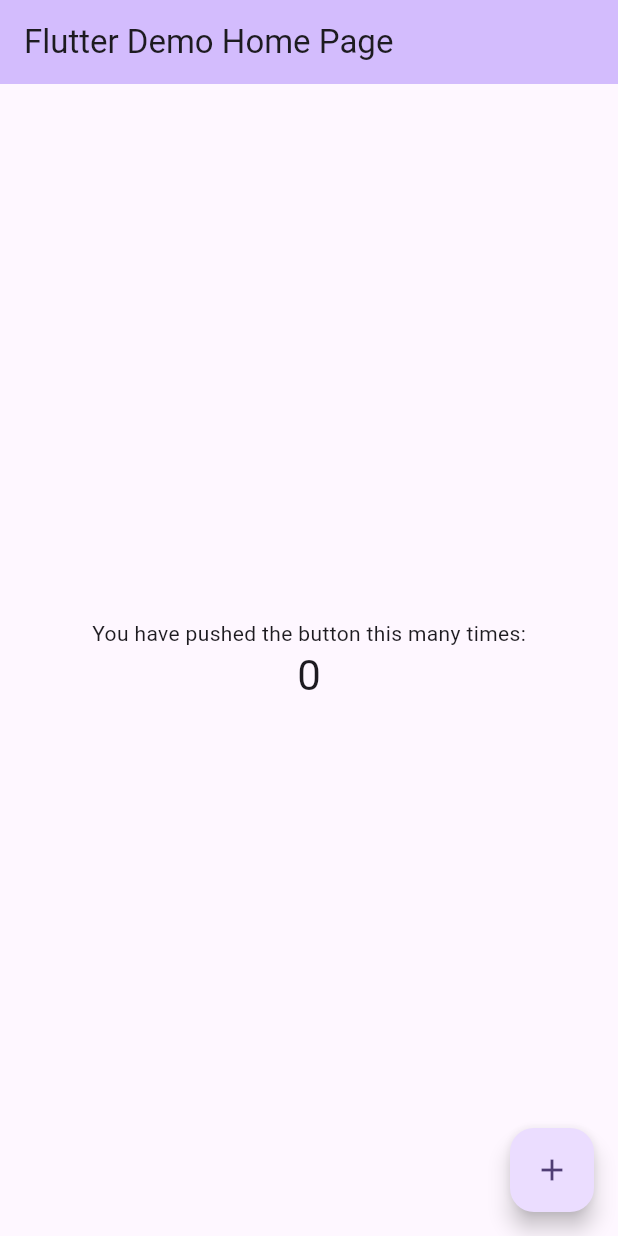
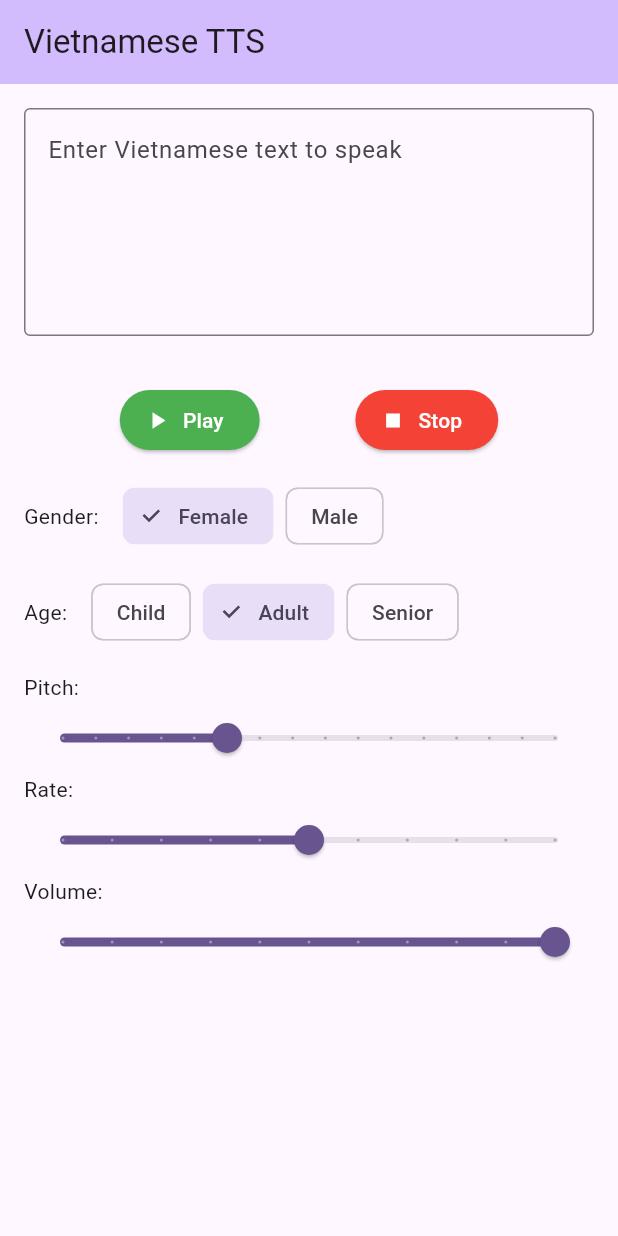
Before and after one commit to vanhoan01/tts-voices, a Flutter app: the screen it shows after launch, on a phone screen of 412 x 824 dp. Run offline on Flutter 3.47's test engine with Material 3 defaults, Android fonts, the phone set to English and light mode, and no system bars; our stand-ins replace flutter_tts.

Commit message:
Phase 1: TTS Standard Voice

```diff
--- a/example/lib/main.dart
+++ b/example/lib/main.dart
@@ -1,4 +1,5 @@
 import 'package:flutter/material.dart';
+import 'package:tts_voices/tts_voices.dart';
 
 void main() {
   runApp(const MyApp());
@@ -7,116 +8,298 @@ void main() {
 class MyApp extends StatelessWidget {
   const MyApp({super.key});
 
-  // This widget is the root of your application.
   @override
   Widget build(BuildContext context) {
     return MaterialApp(
-      title: 'Flutter Demo',
+      title: 'Vietnamese TTS',
+      debugShowCheckedModeBanner: false,
       theme: ThemeData(
-        // This is the theme of your application.
-        //
-        // TRY THIS: Try running your application with "flutter run". You'll see
-        // the application has a purple toolbar. Then, without quitting the app,
-        // try changing the seedColor in the colorScheme below to Colors.green
-        // and then invoke "hot reload" (save your changes or press the "hot
-        // reload" button in a Flutter-supported IDE, or press "r" if you used
-        // the command line to start the app).
-        //
-        // Notice that the counter didn't reset back to zero; the application
-        // state is not lost during the reload. To reset the state, use hot
-        // restart instead.
-        //
-        // This works for code too, not just values: Most code changes can be
-        // tested with just a hot reload.
         colorScheme: ColorScheme.fromSeed(seedColor: Colors.deepPurple),
+        useMaterial3: true,
       ),
-      home: const MyHomePage(title: 'Flutter Demo Home Page'),
+      home: const TtsVoiceDemo(),
     );
   }
 }
 
-class MyHomePage extends StatefulWidget {
-  const MyHomePage({super.key, required this.title});
-
-  // This widget is the home page of your application. It is stateful, meaning
-  // that it has a State object (defined below) that contains fields that affect
-  // how it looks.
-
-  // This class is the configuration for the state. It holds the values (in this
-  // case the title) provided by the parent (in this case the App widget) and
-  // used by the build method of the State. Fields in a Widget subclass are
-  // always marked "final".
-
-  final String title;
+class TtsVoiceDemo extends StatefulWidget {
+  const TtsVoiceDemo({super.key});
 
   @override
-  State<MyHomePage> createState() => _MyHomePageState();
+  State<TtsVoiceDemo> createState() => _TtsVoiceDemoState();
 }
 
-class _MyHomePageState extends State<MyHomePage> {
-  int _counter = 0;
+class _TtsVoiceDemoState extends State<TtsVoiceDemo> {
+  final VietnameseTts _tts = VietnameseTts();
+  final TextEditingController _textController = TextEditingController();
 
-  void _incrementCounter() {
+  // Voice configuration
+  String _gender = 'female';
+  String _age = 'adult';
+  double _pitch = 1.0;
+  double _rate = 0.5;
+  double _volume = 1.0;
+
+  String _statusMessage = '';
+
+  TtsState get ttsState => _tts.ttsState;
+
+  @override
+  void initState() {
+    super.initState();
+    _tts.onStateChanged = () {
+      setState(() {}); // Update the UI when TTS state changes
+    };
+    _checkTtsAvailability();
+  }
+
+  Future<void> _checkTtsAvailability() async {
+    bool isAvailable = await _tts.isVietnameseAvailable();
+
+    String status;
+    if (isAvailable) {
+      status = '';
+    } else {
+      final defaultVoice = await _tts.getDefaultVoice();
+      final fallbackLang =
+          defaultVoice['locale'] ??
+          defaultVoice['language'] ??
+          defaultVoice['name'] ??
+          'unknown';
+      status = 'Vietnamese TTS unavailable, using $fallbackLang instead.';
+    }
+
     setState(() {
-      // This call to setState tells the Flutter framework that something has
-      // changed in this State, which causes it to rerun the build method below
-      // so that the display can reflect the updated values. If we changed
-      // _counter without calling setState(), then the build method would not be
-      // called again, and so nothing would appear to happen.
-      _counter++;
+      _statusMessage = status;
     });
   }
 
   @override
+  void dispose() {
+    _tts.dispose();
+    _textController.dispose();
+    super.dispose();
+  }
+
+  void _speak() async {
+    final config = VoiceConfig(
+      gender: _gender,
+      age: _age,
+      pitch: _pitch,
+      rate: _rate,
+      volume: _volume,
+    );
+
+    try {
+      await _tts.speak(_textController.text, config);
+    } catch (e) {
+      debugPrint("Error: $e");
+    }
+  }
+
+  void _stop() async {
+    await _tts.stop();
+  }
+
+  void _pause() async {
+    await _tts.pause();
+  }
+
+  @override
   Widget build(BuildContext context) {
-    // This method is rerun every time setState is called, for instance as done
-    // by the _incrementCounter method above.
-    //
-    // The Flutter framework has been optimized to make rerunning build methods
-    // fast, so that you can just rebuild anything that needs updating rather
-    // than having to individually change instances of widgets.
     return Scaffold(
       appBar: AppBar(
-        // TRY THIS: Try changing the color here to a specific color (to
-        // Colors.amber, perhaps?) and trigger a hot reload to see the AppBar
-        // change color while the other colors stay the same.
+        title: const Text('Vietnamese TTS'),
         backgroundColor: Theme.of(context).colorScheme.inversePrimary,
-        // Here we take the value from the MyHomePage object that was created by
-        // the App.build method, and use it to set our appbar title.
-        title: Text(widget.title),
       ),
-      body: Center(
-        // Center is a layout widget. It takes a single child and positions it
-        // in the middle of the parent.
-        child: Column(
-          // Column is also a layout widget. It takes a list of children and
-          // arranges them vertically. By default, it sizes itself to fit its
-          // children horizontally, and tries to be as tall as its parent.
-          //
-          // Column has various properties to control how it sizes itself and
-          // how it positions its children. Here we use mainAxisAlignment to
-          // center the children vertically; the main axis here is the vertical
-          // axis because Columns are vertical (the cross axis would be
-          // horizontal).
-          //
-          // TRY THIS: Invoke "debug painting" (choose the "Toggle Debug Paint"
-          // action in the IDE, or press "p" in the console), to see the
-          // wireframe for each widget.
-          mainAxisAlignment: MainAxisAlignment.center,
-          children: <Widget>[
-            const Text('You have pushed the button this many times:'),
-            Text(
-              '$_counter',
-              style: Theme.of(context).textTheme.headlineMedium,
-            ),
-          ],
+      body: SingleChildScrollView(
+        child: Padding(
+          padding: const EdgeInsets.all(16.0),
+          child: Column(
+            crossAxisAlignment: CrossAxisAlignment.stretch,
+            children: [
+              // Text input
+              TextField(
+                controller: _textController,
+                maxLines: 5,
+                decoration: const InputDecoration(
+                  border: OutlineInputBorder(),
+                  hintText: 'Enter Vietnamese text to speak',
+                ),
+                onTapOutside: (event) => FocusScope.of(context).unfocus(),
+              ),
+              const SizedBox(height: 16),
+
+              // Status message
+              if (_statusMessage.isNotEmpty)
+                Container(
+                  padding: const EdgeInsets.all(8.0),
+                  color: Colors.grey[200],
+                  child: Text(
+                    _statusMessage,
+                    style: const TextStyle(fontWeight: FontWeight.bold),
+                  ),
+                ),
+              const SizedBox(height: 16),
+
+              // Control buttons
+              Row(
+                mainAxisAlignment: MainAxisAlignment.spaceEvenly,
+                children: [
+                  ttsState == TtsState.playing || ttsState == TtsState.continued
+                      ? ElevatedButton.icon(
+                        onPressed: _pause,
+                        icon: const Icon(Icons.pause),
+                        label: const Text('Pause'),
+                        style: ElevatedButton.styleFrom(
+                          backgroundColor: Colors.orange,
+                          foregroundColor: Colors.white,
+                        ),
+                      )
+                      : ElevatedButton.icon(
+                        onPressed: _speak,
+                        icon: const Icon(Icons.play_arrow),
+                        label: const Text('Play'),
+                        style: ElevatedButton.styleFrom(
+                          backgroundColor: Colors.green,
+                          foregroundColor: Colors.white,
+                        ),
+                      ),
+                  ElevatedButton.icon(
+                    onPressed: _stop,
+                    icon: const Icon(Icons.stop),
+                    label: const Text('Stop'),
+                    style: ElevatedButton.styleFrom(
+                      backgroundColor: Colors.red,
+                      foregroundColor: Colors.white,
+                    ),
+                  ),
+                ],
+              ),
+              const SizedBox(height: 16),
+
+              // Gender selection
+              Row(
+                children: [
+                  const Text('Gender:'),
+                  const SizedBox(width: 16),
+                  ChoiceChip(
+                    label: const Text('Female'),
+                    selected: _gender == 'female',
+                    onSelected: (selected) {
+                      if (selected) {
+                        setState(() {
+                          _gender = 'female';
+                        });
+                      }
+                    },
+                  ),
+                  const SizedBox(width: 8),
+                  ChoiceChip(
+                    label: const Text('Male'),
+                    selected: _gender == 'male',
+                    onSelected: (selected) {
+                      if (selected) {
+                        setState(() {
+                          _gender = 'male';
+                        });
+                      }
+                    },
+                  ),
+                ],
+              ),
+              const SizedBox(height: 16),
+
+              // Age selection
+              Row(
+                children: [
+                  const Text('Age:'),
+                  const SizedBox(width: 16),
+                  ChoiceChip(
+                    label: const Text('Child'),
+                    selected: _age == 'child',
+                    onSelected: (selected) {
+                      if (selected) {
+                        setState(() {
+                          _age = 'child';
+                        });
+                      }
+                    },
+                  ),
+                  const SizedBox(width: 8),
+                  ChoiceChip(
+                    label: const Text('Adult'),
+                    selected: _age == 'adult',
+                    onSelected: (selected) {
+                      if (selected) {
+                        setState(() {
+                          _age = 'adult';
+                        });
+                      }
+                    },
+                  ),
+                  const SizedBox(width: 8),
+                  ChoiceChip(
+                    label: const Text('Senior'),
+                    selected: _age == 'senior',
+                    onSelected: (selected) {
+                      if (selected) {
+                        setState(() {
+                          _age = 'senior';
+                        });
+                      }
+                    },
+                  ),
+                ],
+              ),
+              const SizedBox(height: 16),
+
+              // Voice controls
+              const Text('Pitch:'),
+              Slider(
+                value: _pitch,
+                min: 0.5,
+                max: 2.0,
+                divisions: 15,
+                label: _pitch.toStringAsFixed(1),
+                onChanged: (value) {
+                  setState(() {
+                    _pitch = value;
+                  });
+                },
+              ),
+
+              const Text('Rate:'),
+              Slider(
+                value: _rate,
+                min: 0.0,
+                max: 1.0,
+                divisions: 10,
+                label: _rate.toStringAsFixed(1),
+                onChanged: (value) {
+                  setState(() {
+                    _rate = value;
+                  });
+                },
+              ),
+
+              const Text('Volume:'),
+              Slider(
+                value: _volume,
+                min: 0.0,
+                max: 1.0,
+                divisions: 10,
+                label: _volume.toStringAsFixed(1),
+                onChanged: (value) {
+                  setState(() {
+                    _volume = value;
+                  });
+                },
+              ),
+            ],
+          ),
         ),
       ),
-      floatingActionButton: FloatingActionButton(
-        onPressed: _incrementCounter,
-        tooltip: 'Increment',
-        child: const Icon(Icons.add),
-      ), // This trailing comma makes auto-formatting nicer for build methods.
     );
   }
 }
--- /dev/null
+++ b/lib/models/voice_config.dart
@@ -0,0 +1,24 @@
+class VoiceConfig {
+  /// Gender of the voice (male/female)
+  final String gender;
+
+  /// Age characteristics of the voice
+  final String age;
+
+  /// Pitch value between 0.5 and 2.0
+  final double pitch;
+
+  /// Rate value between 0.0 and 1.0
+  final double rate;
+
+  /// Volume value between 0.0 and 1.0
+  final double volume;
+
+  const VoiceConfig({
+    this.gender = 'female',
+    this.age = 'adult',
+    this.pitch = 1.0,
+    this.rate = 0.5,
+    this.volume = 1.0,
+  });
+}
--- /dev/null
+++ b/lib/services/vietnamese_tts.dart
@@ -0,0 +1,246 @@
+import 'dart:async';
+import 'dart:io' show Platform;
+
+import 'package:collection/collection.dart';
+import 'package:flutter/foundation.dart' show kIsWeb;
+import 'package:flutter/material.dart';
+import 'package:flutter_tts/flutter_tts.dart';
+import '../models/voice_config.dart';
+
+enum TtsState { playing, stopped, paused, continued }
+
+class VietnameseTts {
+  final FlutterTts _flutterTts;
+  TtsState _ttsState = TtsState.stopped;
+  final String _vietnameseLocale = 'vi-VN';
+
+  VoidCallback? onStateChanged;
+
+  TtsState get ttsState => _ttsState;
+
+  bool get isPlaying => _ttsState == TtsState.playing;
+  bool get isStopped => _ttsState == TtsState.stopped;
+
+  bool get isAndroid => !kIsWeb && Platform.isAndroid;
+  bool get isWeb => kIsWeb;
+
+  /// Initialize the TTS engine with Vietnamese language
+  VietnameseTts() : _flutterTts = FlutterTts() {
+    _initTts();
+  }
+
+  /// Initialize TTS with Vietnamese language and set handlers
+  Future<void> _initTts() async {
+    await _flutterTts.setLanguage(_vietnameseLocale);
+    await _flutterTts.awaitSpeakCompletion(true);
+
+    // Set event handlers
+    _flutterTts.setStartHandler(() {
+      _ttsState = TtsState.playing;
+      onStateChanged?.call();
+    });
+
+    _flutterTts.setCompletionHandler(() {
+      _ttsState = TtsState.stopped;
+      onStateChanged?.call();
+    });
+
+    _flutterTts.setCancelHandler(() {
+      _ttsState = TtsState.stopped;
+      onStateChanged?.call();
+    });
+
+    _flutterTts.setPauseHandler(() {
+      _ttsState = TtsState.paused;
+      onStateChanged?.call();
+    });
+
+    _flutterTts.setContinueHandler(() {
+      _ttsState = TtsState.continued;
+      onStateChanged?.call();
+    });
+
+    _flutterTts.setErrorHandler((msg) {
+      debugPrint("TTS Error: $msg");
+      _ttsState = TtsState.stopped;
+      onStateChanged?.call();
+    });
+  }
+
+  /// Check if there is a Vietnamese voice available
+  Future<bool> hasVietnameseVoice() async {
+    final voices = await _flutterTts.getVoices;
+    return voices.any((voice) {
+      final map = <String, dynamic>{};
+      (voice as Map).forEach((key, value) {
+        map[key.toString()] = value;
+      });
+      final locale = map['locale'] ?? map['language'] ?? '';
+      return locale.toString().startsWith('vi');
+    });
+  }
+
+  /// Speak with fallback if Vietnamese voice is not available
+  Future<void> speak(String text, VoiceConfig config) async {
+    if (text.isEmpty) return;
+
+    // Stop any ongoing speech
+    if (isPlaying) {
+      await stop();
+    }
+
+    // Apply voice configuration
+    await _flutterTts.setVolume(config.volume);
+    await _flutterTts.setPitch(config.pitch);
+    await _flutterTts.setSpeechRate(config.rate);
+
+    final voices = await _flutterTts.getVoices;
+    Map<String, dynamic>? selectedVoice;
+
+    // Convert all voices to Map<String, dynamic>
+    final List<Map<String, dynamic>> mappedVoices =
+        voices
+            .map((voice) {
+              final map = <String, dynamic>{};
+              (voice as Map).forEach((key, value) {
+                map[key.toString()] = value;
+              });
+              return map;
+            })
+            .toList()
+            .cast<Map<String, dynamic>>();
+
+    // List of prioritized conditions
+    final List<bool Function(Map<String, dynamic>)> conditions = [
+      // 1. Match both gender and age
+      (map) =>
+          (map['locale'] ?? map['language'] ?? '').toString().startsWith(
+            'vi',
+          ) &&
+          (map['gender'] ?? '').toString().toLowerCase() ==
+              config.gender.toLowerCase() &&
+          (map['age'] ?? '').toString().toLowerCase() ==
+              config.age.toLowerCase(),
+      // 2. Match either gender or age
+      (map) =>
+          (map['locale'] ?? map['language'] ?? '').toString().startsWith(
+            'vi',
+          ) &&
+          ((map['gender'] ?? '').toString().toLowerCase() ==
+                  config.gender.toLowerCase() ||
+              (map['age'] ?? '').toString().toLowerCase() ==
+                  config.age.toLowerCase()),
+      // 3. Any Vietnamese voice
+      (map) =>
+          (map['locale'] ?? map['language'] ?? '').toString().startsWith('vi'),
+    ];
+
+    // Find the voice that satisfies the highest priority condition
+    for (final condition in conditions) {
+      selectedVoice = mappedVoices.firstWhereOrNull(condition);
+      if (selectedVoice != null && selectedVoice.isNotEmpty) break;
+    }
+
+    if (selectedVoice != null && selectedVoice.isNotEmpty) {
+      final Map<String, String> stringVoiceMap = {};
+      selectedVoice.forEach((key, value) {
+        if (value != null) {
+          stringVoiceMap[key.toString()] = value.toString();
+        }
+      });
+      await _flutterTts.setVoice(stringVoiceMap);
+    } else {
+      // Fallback: use default voice
+      final defaultVoice = await getDefaultVoice();
+      await _flutterTts.setVoice(defaultVoice);
+    }
+
+    // Speak the text
+    await _flutterTts.speak(text);
+  }
+
+  /// Stop the current speech
+  Future<void> stop() async {
+    await _flutterTts.stop();
+  }
+
+  /// Pause the current speech
+  Future<void> pause() async {
+    await _flutterTts.pause();
+  }
+
+  Future<Map<String, String>> getDefaultVoice() async {
+    if (kIsWeb) {
+      // Web does not support getDefaultVoice, fallback to the first voice
+      final voices = await _flutterTts.getVoices;
+      if (voices.isNotEmpty) {
+        final first = voices.first as Map;
+        final Map<String, String> stringVoiceMap = {};
+        first.forEach((key, value) {
+          if (value != null) {
+            stringVoiceMap[key.toString()] = value.toString();
+          }
+        });
+        return stringVoiceMap;
+      }
+      debugPrint('No voices available');
+      return {};
+    }
+
+    final voice = await _flutterTts.getDefaultVoice;
+    if (voice == null || (voice is Map && voice.isEmpty)) {
+      final voices = await _flutterTts.getVoices;
+      if (voices.isNotEmpty) {
+        final first = voices.first as Map;
+        final Map<String, String> stringVoiceMap = {};
+        first.forEach((key, value) {
+          if (value != null) {
+            stringVoiceMap[key.toString()] = value.toString();
+          }
+        });
+        return stringVoiceMap;
+      }
+      debugPrint('No voices available');
+      return {};
+    }
+    final Map<String, String> stringVoiceMap = {};
+    (voice as Map).forEach((key, value) {
+      if (value != null) {
+        stringVoiceMap[key.toString()] = value.toString();
+      }
+    });
+    return stringVoiceMap;
+  }
+
+  /// Get a list of all available voices
+  Future<List<Map<String, dynamic>>> getAvailableVoices() async {
+    try {
+      final voices = await _flutterTts.getVoices;
+      return voices.map((voice) {
+        final map = <String, dynamic>{};
+        (voice as Map).forEach((key, value) {
+          map[key.toString()] = value;
+        });
+        return map;
+      }).toList();
+    } catch (e) {
+      debugPrint('Error getting voices: $e');
+      return [];
+    }
+  }
+
+  /// Check if Vietnamese language is available
+  Future<bool> isVietnameseAvailable() async {
+    try {
+      return await _flutterTts.isLanguageAvailable(_vietnameseLocale) as bool;
+    } catch (e) {
+      debugPrint('Error checking Vietnamese availability: $e');
+      return false;
+    }
+  }
+
+  /// Dispose the TTS resources
+  void dispose() {
+    _flutterTts.stop();
+  }
+}
--- a/pubspec.yaml
+++ b/pubspec.yaml
@@ -10,6 +10,9 @@ environment:
 dependencies:
   flutter:
     sdk: flutter
+
+  flutter_tts: ^4.2.3
+  collection: ^1.19.1
 
 dev_dependencies:
   flutter_test:
```
Also changed, not shown: lib/tts_voices.dart (+9 -4 lines), example/pubspec.lock, 13 other files.
